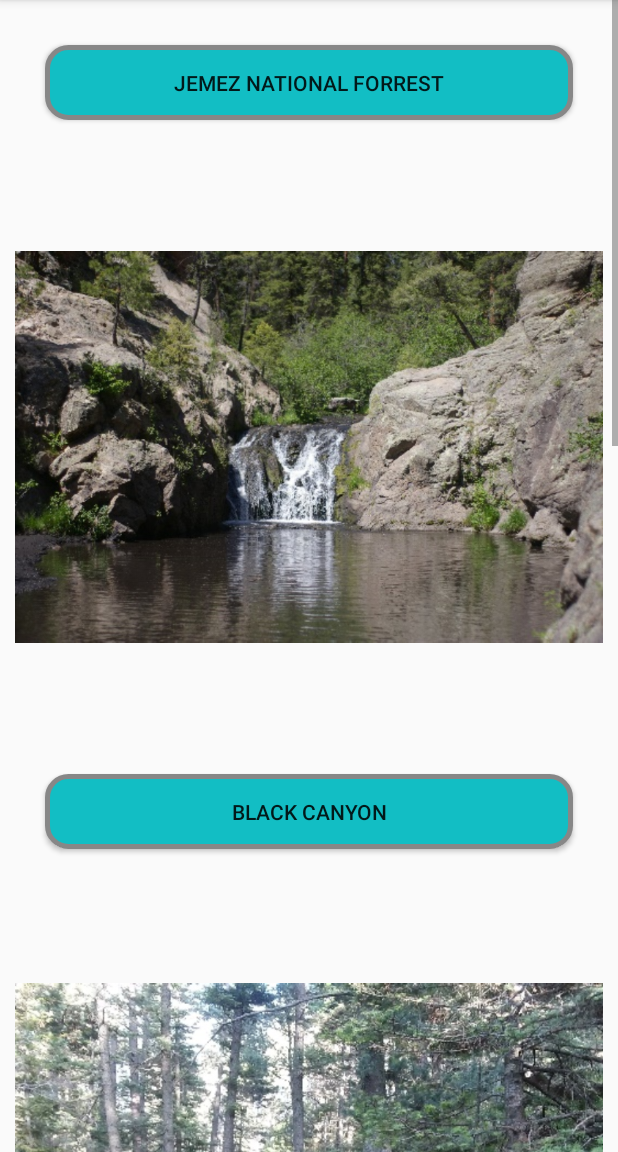
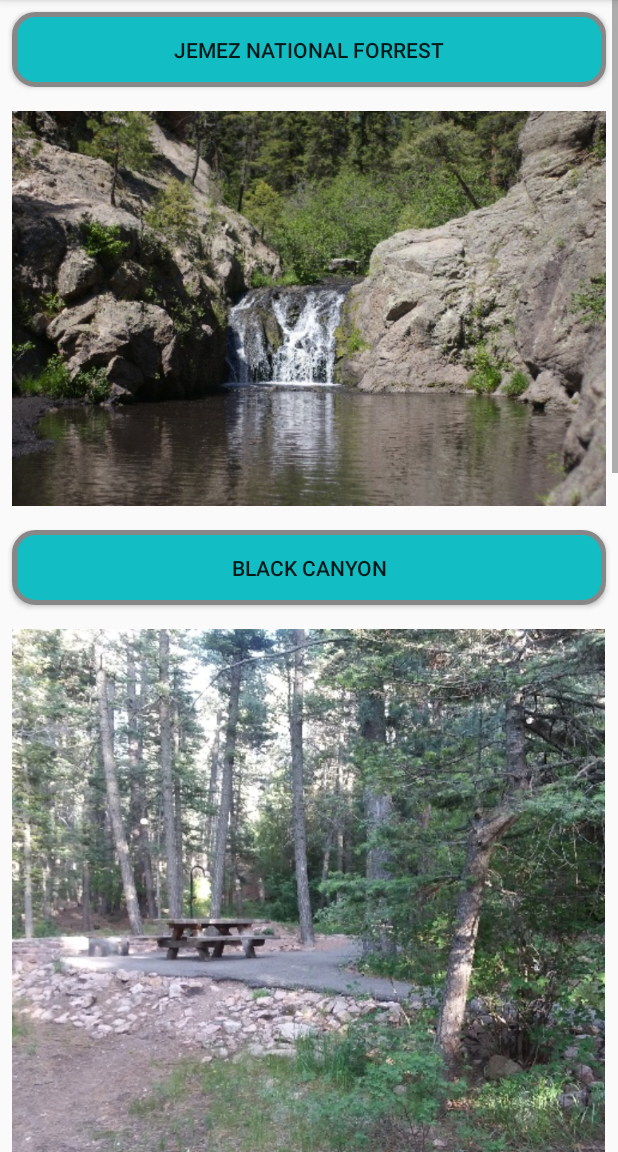
Before and after one commit to jdrake16/trails, an Android app: the Activity5 screen opened directly, with no data from a screen before it, on a phone screen of 412 x 824 dp, the part 84-1236 px from its top. Run offline under Robolectric (Android 15) with nearby library versions, the phone set to English and light mode, and no system bars.

Commit message:
Added more pics and info to Campsites.

```diff
--- a/app/src/main/res/layout/activity_5.xml
+++ b/app/src/main/res/layout/activity_5.xml
@@ -6,7 +6,6 @@
   android:fillViewport="false">
 
   <LinearLayout
-    xmlns:app="http://schemas.android.com/apk/res-auto"
     xmlns:tools="http://schemas.android.com/tools"
     android:layout_width="match_parent"
     android:layout_height="wrap_content"
@@ -19,9 +18,9 @@
       android:id="@+id/butt8"
       android:layout_width="match_parent"
       android:layout_height="wrap_content"
-      android:text="Jemez National Forrest"
+      android:text="@string/jemez_national_forrest"
       android:background="@drawable/butt_background_three"
-      android:layout_margin="30dp"
+      android:layout_margin="8dp"
       />
 
     <ImageView
@@ -29,16 +28,18 @@
       android:layout_width="wrap_content"
       android:layout_height="wrap_content"
       android:src="@drawable/jemez_pic"
-      android:layout_margin="10dp"
+      android:scaleType="centerInside"
+      android:adjustViewBounds="true"
+      android:layout_margin="8dp"
       />
 
     <Button
       android:id="@+id/butt9"
       android:layout_width="match_parent"
       android:layout_height="wrap_content"
-      android:text="Black Canyon"
+      android:text="@string/black_canyon"
       android:background="@drawable/butt_background_three"
-      android:layout_margin="30dp"
+      android:layout_margin="8dp"
       />
 
     <ImageView
@@ -46,59 +47,69 @@
       android:layout_width="wrap_content"
       android:layout_height="wrap_content"
       android:src="@drawable/black_canyon"
-      android:layout_margin="10dp"
+      android:scaleType="centerInside"
+      android:adjustViewBounds="true"
+      android:layout_margin="8dp"
       />
 
     <Button
       android:id="@+id/butt10"
       android:layout_width="match_parent"
       android:layout_height="wrap_content"
-      android:text="Hyde Memorial"
+      android:text="@string/clear_creek_campground"
       android:background="@drawable/butt_background_three"
-      android:layout_margin="30dp"
+      android:layout_margin="8dp"
       />
 
-    <TextView
-      android:id="@+id/campinfo3"
+    <ImageView
+      android:id="@+id/clearcreek"
       android:layout_width="wrap_content"
       android:layout_height="wrap_content"
-      android:text="@string/camp_info_3"
-      android:layout_margin="20dp"
+      android:src="@drawable/clear_creak_pic"
+      android:scaleType="centerInside"
+      android:adjustViewBounds="true"
+      android:layout_margin="8dp"
       />
 
     <Button
       android:id="@+id/butt11"
       android:layout_width="match_parent"
       android:layout_height="wrap_content"
-      android:text="Villanueva"
+      android:text="@string/columbine_campground"
       android:background="@drawable/butt_background_three"
-      android:layout_margin="30dp"
+      android:layout_margin="8dp"
       />
 
-    <TextView
-      android:id="@+id/campinfo4"
+    <ImageView
+      android:id="@+id/columbine"
       android:layout_width="wrap_content"
       android:layout_height="wrap_content"
-      android:text="@string/camp_info_4"
-      android:layout_margin="20dp"
+      android:src="@drawable/columbine_pic_two"
+      android:scaleType="centerInside"
+      android:adjustViewBounds="true"
+      android:layout_margin="8dp"
       />
 
     <Button
       android:id="@+id/butt12"
       android:layout_width="match_parent"
       android:layout_height="wrap_content"
-      android:text="Bluewater Lake"
+      android:text="@string/elephant_rock"
       android:background="@drawable/butt_background_three"
-      android:layout_margin="30dp"
+      android:layout_margin="8dp"
       />
 
-    <TextView
-      android:id="@+id/campinfo5"
+    <ImageView
+      android:id="@+id/elephantrock"
       android:layout_width="wrap_content"
       android:layout_height="wrap_content"
-      android:text="@string/camp_info_5"
-      android:layout_margin="20dp"
+      android:src="@drawable/elephant_rock_pic"
+      android:scaleType="centerInside"
+      android:adjustViewBounds="true"
+      android:layout_margin="8dp"
       />
+
+
 
 
 
--- a/app/src/main/res/values/strings.xml
+++ b/app/src/main/res/values/strings.xml
@@ -34,38 +34,106 @@ Activities
 •	Historic/Cultural Site
 •	Biking
 </string>
-  <string name="camp_info_2">Camp Info 2 Fenton Lake State Park, New Mexico
-[53.92miles*]
-New Mexico State Parks
-.
-Activities and Amenities:
-BoatingCanoeingFire RingsFishingHandicap AccessHikingModern RestroomsParkingPicnic TablesPlaygroundSail BoatingToilet, Pit/VaultWildlife Viewing
-13 matching sites
-Has sites with: Accessible, Electric Hookup(30), Max Occupants(7), Pets Allowed(Y), Waterfront.</string>
-  <string name="camp_info_3">Camp Info 3 Hyde Memorial, New Mexico
-[63.2miles*]
-New Mexico State Parks
-None
-Activities and Amenities:
-Bird WatchingCross Country SkiiingCross Country SkiingDump StationFire RingsHiking TrailInformation CenterInterpretive ProgramsLaw Enforcement RangersPark OfficeParkingPicnic AreasPicnic TablesPlaygroundPotable WaterRanger ProgramsSnowshoeing TrailsStanding GrillToilet, Pit/VaultTubing RunVolleyballWildlife Viewing
-7 matching sites
-Has sites with: Electric Hookup(20), Max Occupants(7), Pets Allowed(Y).</string>
-  <string name="camp_info_4">Camp Info 4 Villanueva, New Mexico
-[73.07miles*]
-New Mexico State Parks
-None
-Activities and Amenities:
-Bath HouseBird WatchingDump StationFishingHiking TrailInformation CenterInterpretive ProgramsModern RestroomsPlaygroundShowersToilet, FlushToilet, Pit/VaultWild Flower ViewingWildlife Viewing
-6 matching sites
-Has sites with: Electric Hookup(30), Max Occupants(7), Pets Allowed(Y), Waterfront.</string>
-  <string name="camp_info_5">Camp Info 5 Bluewater Lake, New Mexico
-[83.73miles*]
-New Mexico State Parks
-None
-Activities and Amenities:
-BoatingCanoeingCourtesy DocksDump StationFishingHiking TrailIcefishingInformation CenterModern RestroomsPark OfficePicnic AreasPlaygroundSailingShowersWater SkiingWatersportsWildlife Viewing
-17 matching sites
-Has sites with: Electric Hookup(30), Max Occupants(7), Pets Allowed(Y), Waterfront.</string>
+  <string name="camp_info_2">2. Black Canyon ($10 A Night)
+
+For campground inquiries, please call: 505-753-7331
+Season Dates
+Black Canyon facility is open during the following season(s):
+•	May 01, 2020 – October 18, 2020 (Peak Season)
+Overview
+Black Canyon Campground is in a great location to experience some of the finest mountain scenery the Southwest has to offer. The facility is newly renovated and provides access to a variety of outdoor recreational activities.
+
+Facilities
+The campground offers many single and double-family sites, most of which are accessible. Some sites are designated as walk-to sites for tent camping only. A few are available on a first-come, first-served basis. Each site is equipped with a table and campfire ring with grill. Accessible vault toilets and drinking water are provided. The highway to the campground is paved. The campground is adjacent to New Mexicos Hyde State Park, where a dump station is available.
+
+Natural Features
+The campground is situated in a forest of pine, aspen and fir trees. A good mix of sun and shade is found throughout the area. Many beautiful views are found in the surrounding forest.
+
+Recreation
+Hikers enjoy a pleasant hiking 1.5-mile trail that loops around the campground and into the surrounding forest. Several additional hiking, mountain biking and horseback riding trails are located nearby. The Pecos Wilderness can be accessed eight miles from the campground, with many trails leading to majestic peaks and through valleys, canyons and forested groves. Many recreation opportunities exist along Highway 475, both above and below Black Canyon Campground, including hiking and biking trails and picnic areas. In the winter, the area offers both Nordic and alpine skiing.
+
+
+Activities
+•	Hiking
+•	Camping
+•	Biking
+</string>
+  <string name="camp_info_3">3. Clear Creek Campground ($10-$35 A Night)
+    Season Dates
+Clear Creek Campground (NM) facility is open during the following season(s):
+•	May 15, 2020 – September 14, 2020 (Peak Season)
+•	September 15, 2020 – September 30, 2020 (First-come, First-served)
+
+Overview
+Less than two hours from the city of Albuquerque, Clear Creek Campground offers a cool oasis from the New Mexico heat. Visitors delight in the hiking and fishing opportunities available in the shade of the pine covered Jemez Mountains.
+
+Facilities
+Clear Creek Campground includes paved RV pads, fire rings, picnic tables, and vault toilets.
+
+Natural Features
+The campground is located amid stunning ponderosa pines in close proximity to Clear Creek.
+
+Recreation
+Local streams and the San Gregorio reservoir provide fishing opportunities for anglers, and hikers will delight in the many hiking opportunities in the nearby San Pedro Parks Wilderness.
+
+
+Activities
+•	Hunting
+•	Horseback Riding
+•	Hiking
+•	Fishing
+•	Camping
+</string>
+  <string name="camp_info_4">4. Columbine Campground (NM) ($20 A Night)
+
+Season Dates
+Columbine Campground (NM) facility is open during the following season(s):
+•	May 22, 2020 – September 13, 2020 (Peak Season)
+
+Overview
+Columbine Campground is located between Questa and Red River, New Mexico. The Red River flows past the campground and a trailhead leads into the Columbine-Hondo Wilderness area. Columbine Campground sits at 7,900 feet in elevation.
+
+Facilities
+This campground offers 26 single sites, potable water, and vault toilets. Each site is has a fire ring, picnic table, and tent pad. Please note that no water can be filled directly into a trailer, rv, or motorhome anywhere in this campground - the potable water is only for filling containers you bring back to your site.
+
+Natural Features
+The campground is composed of two loops. One small loop at the campground entrance, has all open sites and views of the towering mountains. The other is a long loop up the canyon along the fast-flowing Columbine Creek. The campsites in this loop are tucked in among pine, spruce and some aspen providing ample shade and good privacy between campsites.
+
+Recreation
+The Columbine Twining hiking trail can be found at the south end of the campground and gives access to 14 miles of hiking trails and leads into the Columbine-Hondo Wilderness area. The Red River runs near the campground and can be accessed near the first loop.
+
+
+Activities
+•	Wildlife Viewing
+•	Visitor Center
+•	Hiking
+•	Fishing
+•	Camping
+</string>
+  <string name="camp_info_5">5. Elephant Rock Campground ($20 A Night)
+Season Dates
+Elephant Rock Campground facility is open during the following season(s):
+•	May 15, 2020 – September 06, 2020 (Non-Peak Season)
+
+Overview
+Elephant Rock Campground has excellent fishing access to the well-stocked Red River, nearby Eagle Rock Lake and hiking into the surrounding high country. This campground is close to the highway with plenty of large pine trees. The campground rests at 8,400 feet above sea level.
+
+Facilities
+This campground offers 20 single sites, potable water, and vault toilets. Each site has a fire ring, picnic table, and tent pad.
+
+Natural Features
+Elephant Rock Campground is a single loop that meanders up a hillside with several sites featuring stone terracing. The campsites are tucked in among a mixture of ponderosa pine, aspen, fir and spruce. The Red River flows near this campground.
+
+Recreation
+The nearest hiking trail, Fawn Lakes Trail, is located .3 miles east of Elephant Rock Campground, near Fawn Lakes Campground. This trail meets accessibility guidelines. Elephant Rock offers convenient access to State Rt. 38 and is well situated for day trips on the Enchanted Circle and to the town of Red River. The Red River is across the road from the campground but is not accessible.
+
+
+Activities
+•	Visitor Center
+•	Fishing
+•	Camping
+•	Biking
+</string>
   <string name="trail_info_1">Trail Info 1</string>
   <string name="trail_info_2">Trail Info 2</string>
   <string name="trail_info_3">Trail Info 3</string>
@@ -84,4 +152,9 @@ Has sites with: Electric Hookup(30), Max Occupants(7), Pets Allowed(Y), Waterfro
   <string name="trails2">ABQ Trails</string>
   <string name="the_grid">the grid</string>
   <string name="to_the_grid">To The Coffee!</string>
+  <string name="jemez_national_forrest">Jemez National Forrest</string>
+  <string name="black_canyon">Black Canyon</string>
+  <string name="clear_creek_campground">Clear Creek Campground</string>
+  <string name="columbine_campground">Columbine Campground</string>
+  <string name="elephant_rock">Elephant Rock</string>
 </resources>
```
Also changed, not shown: app/src/main/res/layout/activity_9.xml (+10 -1 lines), app/src/main/res/drawable/clear_creak_pic.png (added), app/src/main/res/drawable/columbine_pic.png (added), app/src/main/res/drawable/columbine_pic_two.png (added), app/src/main/res/drawable/elephant_rock_pic.jpg (added).
